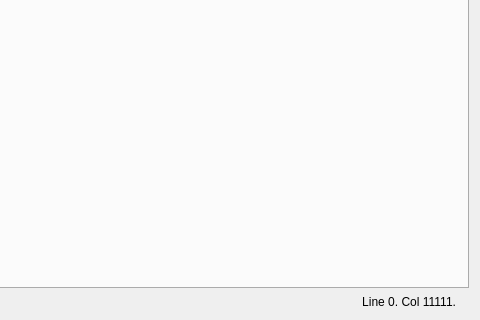
GTRONICK/QNote, file mainwindow.ui: the form before one commit; both pictures show x 105 to 585 and y 133 to 453 of the 585 by 453 pixel window.
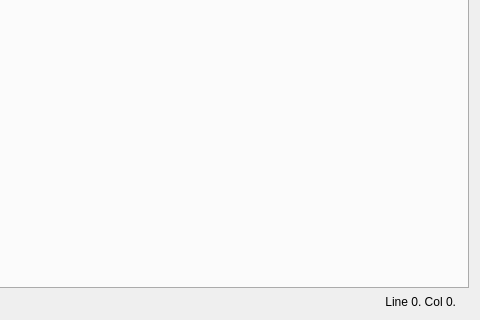
The form after the commit. Icons and pictures are not drawn. Custom widgets are drawn as their Qt base class.

Commit message: Removed fixed 11111 text in column label

What changed in the file:
```diff
--- a/mainwindow.ui
+++ b/mainwindow.ui
@@ -90,7 +90,7 @@
            </size>
           </property>
           <property name="text">
-           <string>Line 0. Col 11111.</string>
+           <string>Line 0. Col 0.</string>
           </property>
           <property name="alignment">
            <set>Qt::AlignRight|Qt::AlignTrailing|Qt::AlignVCenter</set>
```
